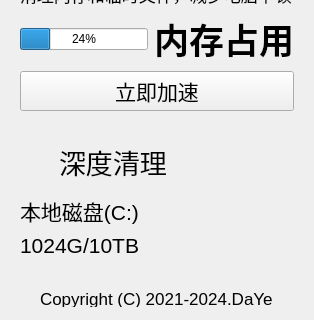
This is WCMain/resource/ui/mian_ui.ui in darkmatter2048/WindowsCleaner as Qt 5 draws it before an edit; both pictures show x 0 to 314 and y 186 to 506 of the 314 by 506 pixel window. The edited form follows.
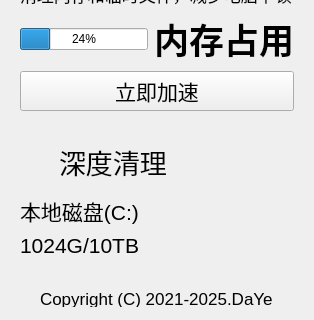
This is the edited form. Icons and pictures are not drawn. Custom widgets are drawn as their Qt base class.

Patch:
```diff
--- a/WCMain/resource/ui/mian_ui.ui
+++ b/WCMain/resource/ui/mian_ui.ui
@@ -271,7 +271,7 @@
         </font>
        </property>
        <property name="text">
-        <string>Copyright (C) 2021-2024.DaYe</string>
+        <string>Copyright (C) 2021-2025.DaYe</string>
        </property>
       </widget>
      </item>
```
